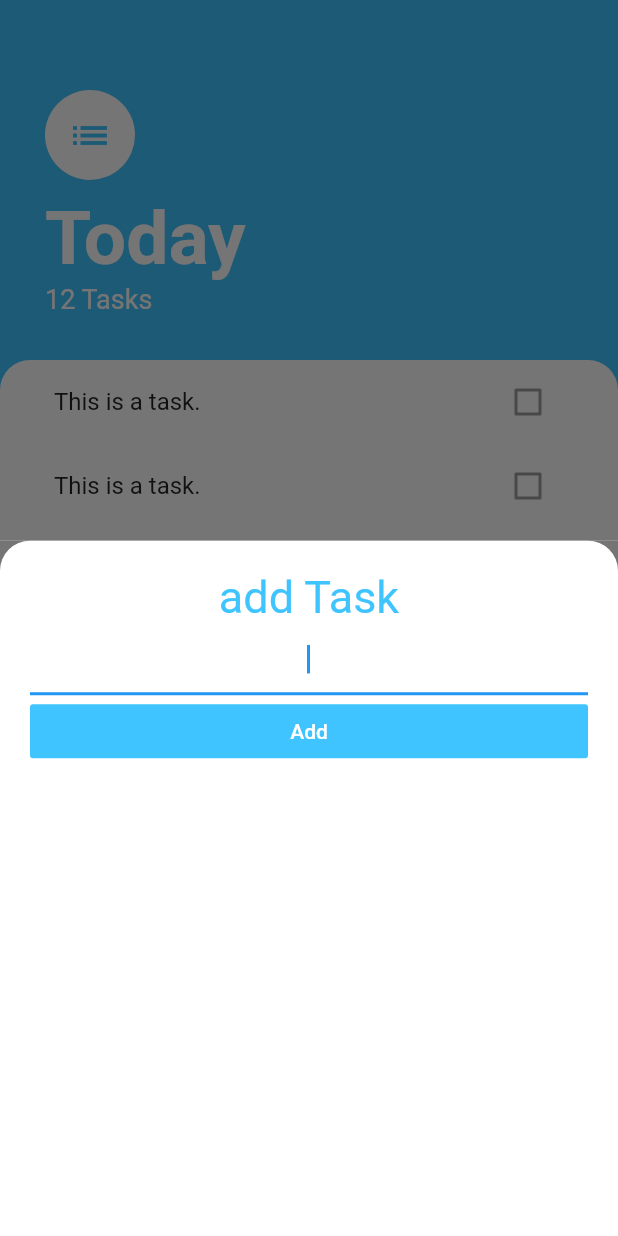
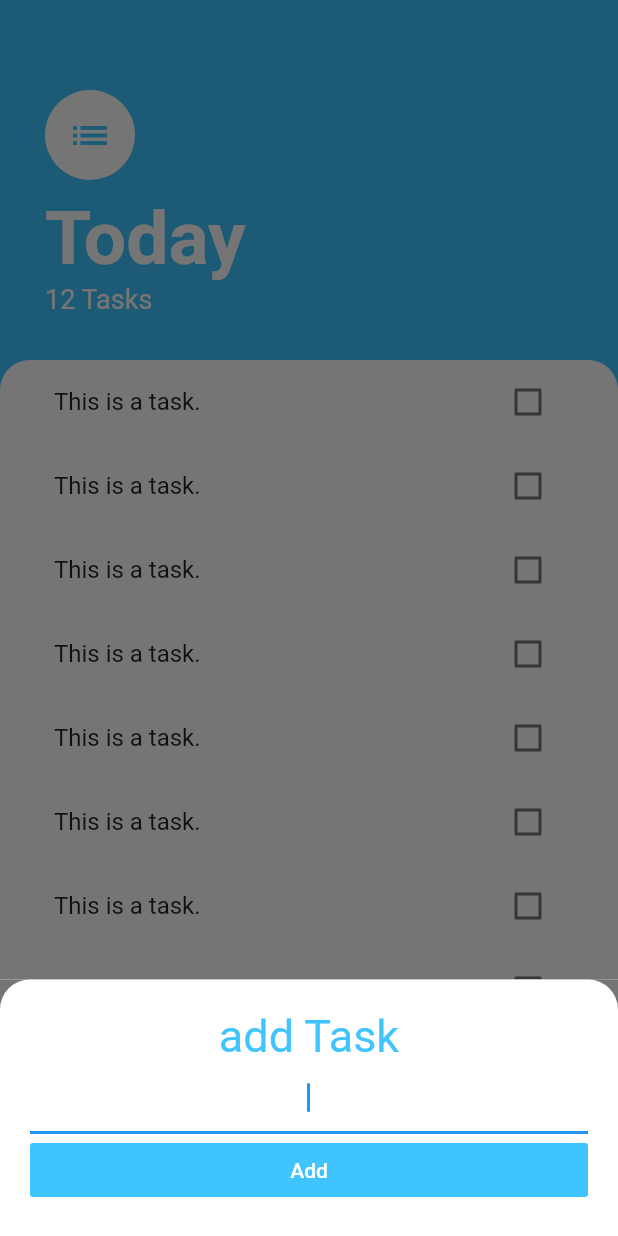
Before and after one commit to fghjjkl32/today_flutter, a Flutter app: the screen it shows after launch, after a tap on the "add" icon, on a phone screen of 412 x 824 dp. Run offline on Flutter 3.47's test engine with Material 2 defaults, Android fonts, the phone set to English and light mode, and no system bars.

```diff
--- a/lib/screens/tasks_screen.dart
+++ b/lib/screens/tasks_screen.dart
@@ -11,8 +11,16 @@ class TasksScreen extends StatelessWidget {
         backgroundColor: Colors.lightBlueAccent,
         onPressed: () {
           showModalBottomSheet(
-              context: context,
-              builder: (BuildContext context) => AddTaskScreen());
+            context: context,
+            isScrollControlled: true,
+            builder: (context) => SingleChildScrollView(
+              child: Container(
+                padding: EdgeInsets.only(
+                    bottom: MediaQuery.of(context).viewInsets.bottom),
+                child: AddTaskScreen(),
+              ),
+            ),
+          );
         },
         child: Icon(Icons.add),
       ),
--- a/lib/widgets/task_tile.dart
+++ b/lib/widgets/task_tile.dart
@@ -1,14 +1,47 @@
 import 'package:flutter/material.dart';
 
-class TaskTile extends StatelessWidget {
+class TaskTile extends StatefulWidget {
+  @override
+  _TaskTileState createState() => _TaskTileState();
+}
+
+class _TaskTileState extends State<TaskTile> {
+  bool isChecked = false;
+
+  void checkboxCallback(bool? checkboxState) {
+    setState(() {
+      isChecked = checkboxState!;
+    });
+  }
+
   @override
   Widget build(BuildContext context) {
     return ListTile(
-      title: Text("This is a task."),
-      trailing: Checkbox(
-        value: false,
-        onChanged: null,
+      title: Text(
+        "This is a task.",
+        style: TextStyle(
+          decoration: isChecked ? TextDecoration.lineThrough : null,
+        ),
       ),
+      trailing: TaskCheckbox(
+          checkboxState: isChecked, toggleCheckboxState: checkboxCallback),
     );
   }
 }
+
+class TaskCheckbox extends StatelessWidget {
+  final bool checkboxState;
+  final Function(bool?) toggleCheckboxState;
+
+  TaskCheckbox(
+      {required this.checkboxState, required this.toggleCheckboxState});
+
+  @override
+  Widget build(BuildContext context) {
+    return Checkbox(
+      activeColor: Colors.lightBlueAccent,
+      value: checkboxState,
+      onChanged: toggleCheckboxState,
+    );
+  }
+}
```
